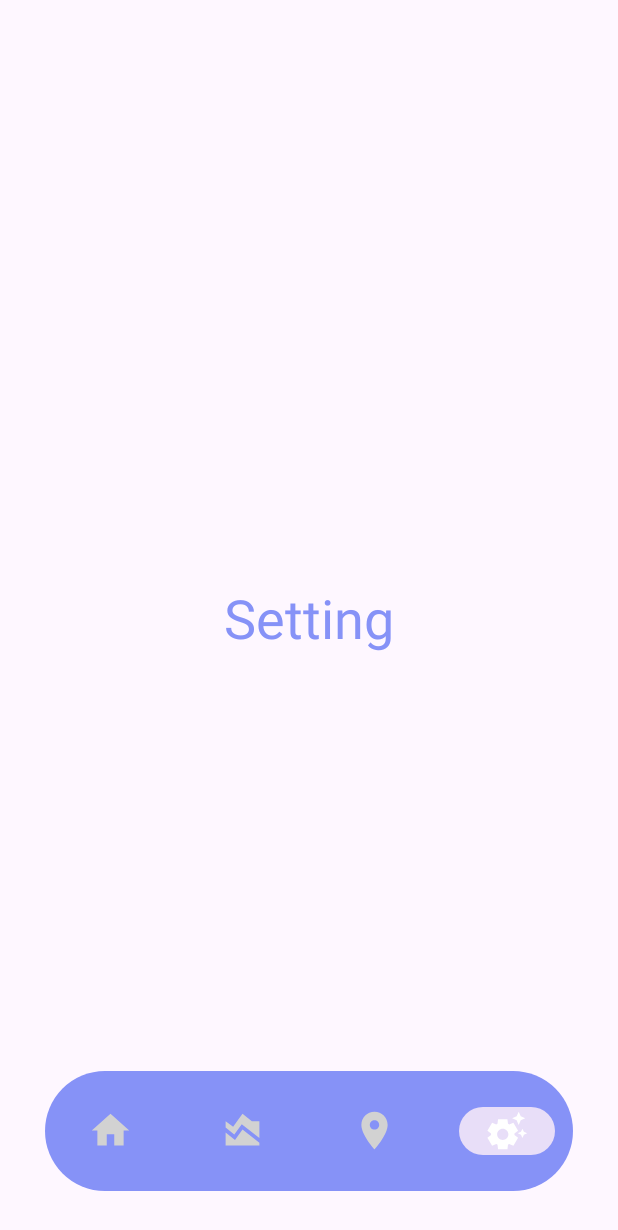
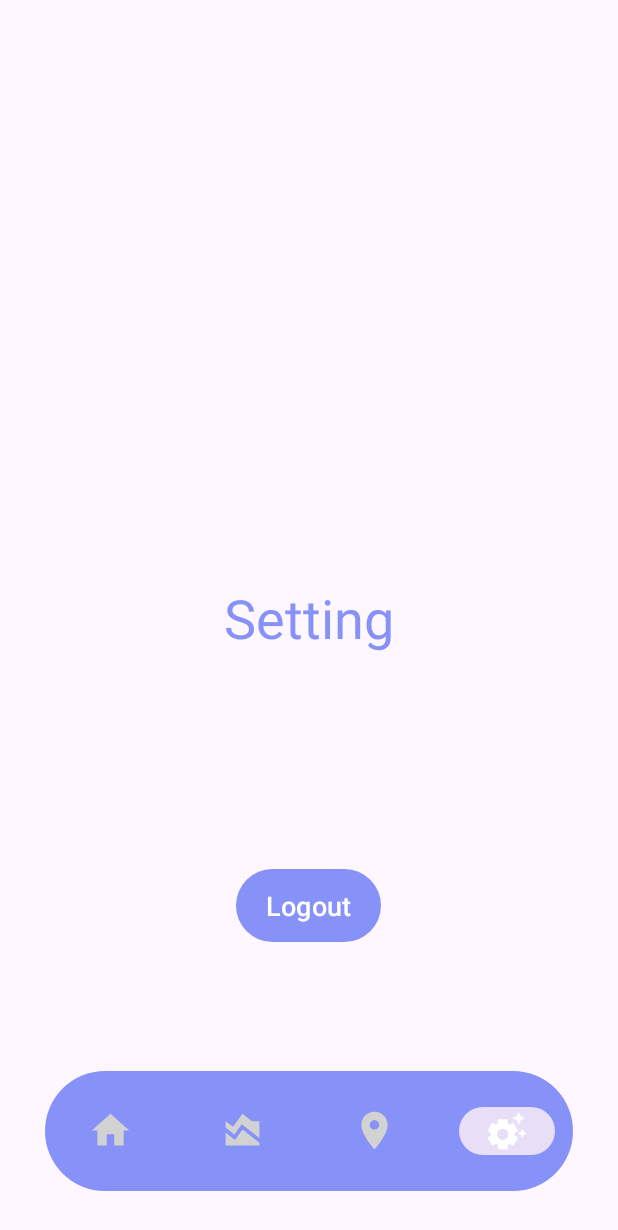
Before and after one commit to TuanAnhDevIT/mobile_app, an Android app: the SettingTestActivity screen opened directly, with no data from a screen before it, on a phone screen of 412 x 824 dp. Shown: the top 1230 px of the screen. Run offline under Robolectric (Android 15) with nearby library versions, the phone set to English and light mode, and no system bars.

Commit message:
feat(SettingTestActivity) btnLogout

```diff
--- a/app/src/main/java/com/sunit/mobileapp/Activities/SettingTestActivity.java
+++ b/app/src/main/java/com/sunit/mobileapp/Activities/SettingTestActivity.java
@@ -40,5 +40,6 @@ public class SettingTestActivity extends AppCompatActivity {
             }
             return false;
         });
+
     }
 }
--- a/app/src/main/java/com/sunit/mobileapp/api/APIClient.java
+++ b/app/src/main/java/com/sunit/mobileapp/api/APIClient.java
@@ -30,6 +30,10 @@ public class APIClient {
     }
 
     private static String token= getToken();
+
+    public static void clearToken() {
+        token = null;
+    }
     private static OkHttpClient getUnsafeOkHttpClient() {
         try {
             // Create a trust manager that does not validate certificate chains
--- a/app/src/main/res/layout/activity_setting_test.xml
+++ b/app/src/main/res/layout/activity_setting_test.xml
@@ -6,14 +6,29 @@ xmlns:tools="http://schemas.android.com/tools"
 android:layout_width="match_parent"
 android:layout_height="match_parent"
 tools:context=".Activities.SettingTestActivity">
-<TextView
+    <TextView
+        android:id="@+id/textViewSetting"
     android:layout_width="wrap_content"
     android:layout_height="wrap_content"
     android:text="Setting"
     android:textColor="@color/lavender"
     android:layout_centerInParent="true"
     android:textSize="36sp" />
-<com.google.android.material.bottomnavigation.BottomNavigationView
+
+    <Button
+        android:id="@+id/btnLogout"
+        android:layout_width="wrap_content"
+        android:layout_height="wrap_content"
+        android:layout_above="@id/bottomNavigation"
+        android:layout_centerHorizontal="true"
+        android:layout_marginBottom="52dp"
+        android:text="Logout"
+        android:paddingHorizontal="20dp"
+        android:paddingVertical="12dp"
+        android:textSize="18dp" />
+
+
+    <com.google.android.material.bottomnavigation.BottomNavigationView
     android:id="@+id/bottomNavigation"
     android:layout_width="match_parent"
     android:layout_height="wrap_content"
```
Also changed, not shown: app/src/main/java/com/sunit/mobileapp/Logout.java (added, +44 -0 lines).
